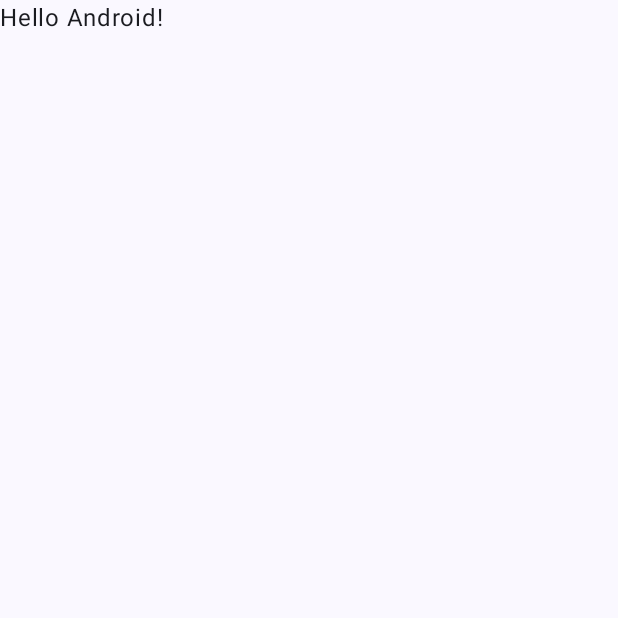
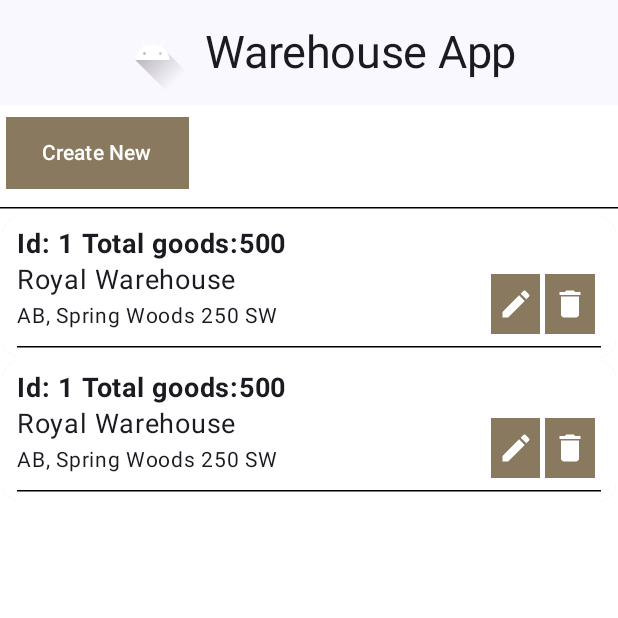
Before and after one commit to sandra-vera1/WarehouseApp, an Android app built with Jetpack Compose: the screen it shows after launch (MainActivity), on a phone screen of 412 x 824 dp, the top half of it. Before the commit the part shown is almost empty. Run offline under Robolectric (Android 15) with nearby library versions, the phone set to English and light mode, and no system bars.

Commit message:
Added Warehouses List page V1

```diff
--- /dev/null
+++ b/app/src/main/java/com/example/warehouseapp/GoodsListScreen.kt
@@ -0,0 +1 @@
+package com.example.warehouseapp
--- a/app/src/main/java/com/example/warehouseapp/MainActivity.kt
+++ b/app/src/main/java/com/example/warehouseapp/MainActivity.kt
@@ -4,13 +4,17 @@ import android.os.Bundle
 import androidx.activity.ComponentActivity
 import androidx.activity.compose.setContent
 import androidx.activity.enableEdgeToEdge
+import androidx.compose.foundation.layout.Column
+import androidx.compose.foundation.layout.Spacer
 import androidx.compose.foundation.layout.fillMaxSize
+import androidx.compose.foundation.layout.height
 import androidx.compose.foundation.layout.padding
 import androidx.compose.material3.Scaffold
 import androidx.compose.material3.Text
 import androidx.compose.runtime.Composable
 import androidx.compose.ui.Modifier
 import androidx.compose.ui.tooling.preview.Preview
+import androidx.compose.ui.unit.dp
 import com.example.warehouseapp.ui.theme.WarehouseAppTheme
 
 class MainActivity : ComponentActivity() {
@@ -20,28 +24,21 @@ class MainActivity : ComponentActivity() {
         setContent {
             WarehouseAppTheme {
                 Scaffold(modifier = Modifier.fillMaxSize()) { innerPadding ->
-                    Greeting(
-                        name = "Android",
-                        modifier = Modifier.padding(innerPadding)
-                    )
+                    Column(modifier = Modifier.padding(innerPadding)){
+                        WarehousesListScreen()
+                    }
                 }
             }
         }
     }
 }
 
-@Composable
-fun Greeting(name: String, modifier: Modifier = Modifier) {
-    Text(
-        text = "Hello $name!",
-        modifier = modifier
-    )
-}
+
 
 @Preview(showBackground = true)
 @Composable
 fun GreetingPreview() {
     WarehouseAppTheme {
-        Greeting("Android")
+        WarehousesListScreen()
     }
 }
--- /dev/null
+++ b/app/src/main/java/com/example/warehouseapp/WarehouseViewModel.kt
@@ -0,0 +1,6 @@
+package com.example.warehouseapp
+
+import androidx.lifecycle.ViewModel
+
+class WarehouseViewModel : ViewModel(){
+}
--- /dev/null
+++ b/app/src/main/java/com/example/warehouseapp/WarehousesListScreen.kt
@@ -0,0 +1,270 @@
+package com.example.warehouseapp
+
+import androidx.annotation.StringRes
+import androidx.compose.animation.animateContentSize
+import androidx.compose.animation.core.Spring
+import androidx.compose.animation.core.spring
+import androidx.compose.foundation.Image
+import androidx.compose.foundation.background
+import androidx.compose.foundation.layout.Arrangement
+import androidx.compose.foundation.layout.Column
+import androidx.compose.foundation.layout.PaddingValues
+import androidx.compose.foundation.layout.Row
+import androidx.compose.foundation.layout.fillMaxSize
+import androidx.compose.foundation.layout.fillMaxWidth
+import androidx.compose.foundation.layout.height
+import androidx.compose.foundation.layout.padding
+import androidx.compose.foundation.layout.size
+import androidx.compose.foundation.layout.wrapContentWidth
+import androidx.compose.foundation.lazy.LazyColumn
+import androidx.compose.foundation.lazy.items
+import androidx.compose.material.icons.Icons
+import androidx.compose.material.icons.filled.Delete
+import androidx.compose.material.icons.filled.Edit
+import androidx.compose.material3.Button
+import androidx.compose.material3.ButtonDefaults
+import androidx.compose.material3.Card
+import androidx.compose.material3.CenterAlignedTopAppBar
+import androidx.compose.material3.ExperimentalMaterial3Api
+import androidx.compose.material3.HorizontalDivider
+import androidx.compose.material3.Icon
+import androidx.compose.material3.MaterialTheme
+import androidx.compose.material3.Scaffold
+import androidx.compose.material3.Text
+import androidx.compose.runtime.Composable
+import androidx.compose.ui.Alignment
+import androidx.compose.ui.Modifier
+import androidx.compose.ui.draw.clip
+import androidx.compose.ui.graphics.Color
+import androidx.compose.ui.graphics.RectangleShape
+import androidx.compose.ui.res.colorResource
+import androidx.compose.ui.res.dimensionResource
+import androidx.compose.ui.res.painterResource
+import androidx.compose.ui.res.stringResource
+import androidx.compose.ui.text.font.FontWeight
+import androidx.compose.ui.unit.dp
+import androidx.compose.ui.unit.sp
+import com.example.warehouseapp.data.Warehouse
+import com.example.warehouseapp.data.warehouses
+
+enum class WarehousesListScreen(@StringRes val title: Int){
+    Start(title = R.string.app_name)
+}
+
+@OptIn(ExperimentalMaterial3Api::class)
+@Composable
+fun WoofTopAppBar(){
+    CenterAlignedTopAppBar(
+        title = {
+            Row(
+                verticalAlignment = Alignment.CenterVertically
+            ){
+                Image(
+                    painter = painterResource(R.drawable.ic_launcher_foreground),
+                    contentDescription = null,
+                    modifier = Modifier.size(dimensionResource(R.dimen.image_size))
+                        .padding(dimensionResource(R.dimen.padding_small))
+                        .clip(MaterialTheme.shapes.small),
+
+                    )
+                Text(
+                    text = stringResource(R.string.app_name),
+                    style = MaterialTheme.typography.displayLarge,
+                    fontSize = 30.sp
+                )
+            }
+        }
+    )
+
+
+
+}
+
+@Composable
+fun WarehousesListScreen() {
+    val createNewWarehouse: () -> Unit = {
+        println("Create new warehouse") // TODO: Implement warehouse creation logic
+    }
+    Scaffold(
+        modifier = Modifier.fillMaxSize(),
+        topBar = {
+            WoofTopAppBar()
+        }
+    ) { innerPadding ->
+        Column(
+            modifier = Modifier
+                .fillMaxSize()
+                .padding(innerPadding)
+                .background(
+                    color = Color.White
+                )
+        ) {
+            CreateNewButton(createNewWarehouse)
+            HorizontalDivider(
+                color = Color.Black,
+                thickness = 1.dp,
+                modifier = Modifier.padding(vertical = 4.dp)
+            )
+            LazyColumn(
+                modifier = Modifier.fillMaxSize()
+            ) {
+                items(warehouses) { warehouse ->
+                    DogItem(
+                        warehouse = warehouse,
+                        modifier = Modifier.padding(1.dp)
+                    )
+                }
+            }
+        }
+    }
+}
+
+@Composable
+fun DogItem(
+    warehouse : Warehouse,
+    modifier: Modifier=Modifier
+){
+    val editWarehouse: (Int) -> Unit = { id ->
+        println("Edit clicked for warehouse ID: $id")//TODO Edit warehouse
+    }
+    val deleteWarehouse: (Int) -> Unit = { id ->
+        println("Delete clicked for warehouse ID: $id")//TODO Delete warehouse
+    }
+
+    Card(
+        modifier=modifier
+    ){
+        Column(
+            modifier = Modifier
+                .animateContentSize(
+                    animationSpec = spring(
+                        dampingRatio = Spring.DampingRatioHighBouncy,
+                        stiffness = Spring.StiffnessLow
+                    )
+                )
+                .background(
+                    color = Color.White
+                )
+                .padding(horizontal = 10.dp, vertical = 6.dp),
+
+        )
+        {
+            Row(modifier = Modifier.fillMaxWidth()) {
+                TopInformation(1, 500)
+            }
+
+            Row(modifier = Modifier.fillMaxWidth()) {
+                Column(modifier = Modifier.weight(0.80f)) {
+                    BottomInformation("Royal Warehouse", "AB, Spring Woods 250 SW")
+                }
+                Column(modifier = Modifier.weight(0.20f)) {
+                    ActionButtons(1, editWarehouse, deleteWarehouse)
+                }
+            }
+
+            HorizontalDivider(color = Color.Black, thickness = 1.dp)
+        }
+    }
+}
+
+@Composable
+fun TopInformation(
+    id: Int,
+    totalGoods: Int
+) {
+    Column{
+        Text(text = "Id: $id Total goods:$totalGoods",//stringResource(dogAge), TODO: SVG
+            fontSize = 18.sp,
+            fontWeight = FontWeight.Bold
+        )
+    }
+}
+
+@Composable
+fun BottomInformation(
+    fullName: String,
+    fullAddress: String,
+) {
+    Column{
+        Row(modifier = Modifier.fillMaxWidth()) {
+            Text(text = fullName,
+                fontSize = 18.sp
+            )
+        }
+        Row(modifier = Modifier.fillMaxWidth()) {
+            Text(text = fullAddress,
+                fontSize = 14.sp
+            )
+        }
+    }
+}
+
+
+@Composable
+fun ActionButtons(
+    id: Int,
+    editWarehouse: (Int) -> Unit,
+    deleteWarehouse: (Int) -> Unit
+) {
+    val buttonColor = colorResource(id = R.color.brown)
+    Row(
+        modifier = Modifier
+            .fillMaxWidth()
+            .padding(horizontal = 4.dp, vertical = 8.dp),
+        horizontalArrangement = Arrangement.spacedBy(4.dp)
+    ) {
+        Button(
+            onClick = { editWarehouse(id) },
+            modifier = Modifier
+                .weight(0.50f)
+                .height(40.dp),
+            colors = ButtonDefaults.buttonColors(containerColor = buttonColor),
+            shape = RectangleShape,
+            contentPadding = PaddingValues(3.dp)
+        ) {
+            Icon(
+                imageVector = Icons.Default.Edit,
+                contentDescription = "Edit",
+                tint = Color.White
+            )
+        }
+
+        Button(
+            onClick = { deleteWarehouse(id) },
+            modifier = Modifier
+                .weight(0.50f)
+                .height(40.dp),
+            colors = ButtonDefaults.buttonColors(containerColor = buttonColor),
+            shape = RectangleShape,
+            contentPadding = PaddingValues(3.dp)
+        ) {
+            Icon(
+                imageVector = Icons.Default.Delete,
+                contentDescription = "Delete",
+                tint = Color.White
+            )
+        }
+    }
+}
+
+@Composable
+fun CreateNewButton(onClick: () -> Unit) {
+    val buttonColor = colorResource(id = R.color.brown)
+    Row(
+        modifier = Modifier
+            .fillMaxWidth()
+            .padding(horizontal = 4.dp, vertical = 8.dp),
+        horizontalArrangement = Arrangement.spacedBy(4.dp)
+    ){
+        Button(
+            onClick = onClick,
+            modifier = Modifier
+                .wrapContentWidth()
+                .height(48.dp),
+            shape = RectangleShape,
+            colors = ButtonDefaults.buttonColors(containerColor = buttonColor)
+        ) {
+            Text(text = "Create New", color = Color.White)
+        }
+    }
+}
--- /dev/null
+++ b/app/src/main/java/com/example/warehouseapp/data/Warehouse.kt
@@ -0,0 +1,28 @@
+package com.example.warehouseapp.data
+
+import androidx.annotation.DrawableRes
+import androidx.annotation.IntegerRes
+import androidx.annotation.StringRes
+import com.example.warehouseapp.R
+
+data class Warehouse(
+    val id: Int,
+    @StringRes val name: Int,
+    @StringRes val province: Int,
+    @StringRes val locationAddress: Int
+)
+
+val warehouses = listOf(
+    Warehouse(
+        id = 1,
+        name = R.string.warehouse_name_1,
+        province = R.string.province_1,
+        locationAddress = R.string.location_1
+    ),
+    Warehouse(
+        id = 2,
+        name = R.string.warehouse_name_2,
+        province = R.string.province_2,
+        locationAddress = R.string.location_2
+    )
+)
--- a/app/src/main/res/values/colors.xml
+++ b/app/src/main/res/values/colors.xml
@@ -7,4 +7,5 @@
     <color name="teal_700">#FF018786</color>
     <color name="black">#FF000000</color>
     <color name="white">#FFFFFFFF</color>
+    <color name="brown">#897A5F</color>
 </resources>
--- /dev/null
+++ b/app/src/main/res/values/dimension.xml
@@ -0,0 +1,6 @@
+<?xml version="1.0" encoding="utf-8"?>
+<resources>
+    <dimen name="padding_small">8dp</dimen>
+    <dimen name="padding_medium">16dp</dimen>
+    <dimen name="image_size">70dp</dimen>
+</resources>
--- a/app/src/main/res/values/strings.xml
+++ b/app/src/main/res/values/strings.xml
@@ -1,3 +1,9 @@
 <resources>
-    <string name="app_name">WarehouseApp</string>
+    <string name="app_name">Warehouse App</string>
+    <string name="warehouse_name_1">Main Warehouse</string>
+    <string name="province_1">Ontario</string>
+    <string name="location_1">123 Main St, Toronto</string>
+    <string name="warehouse_name_2">Backup Warehouse</string>
+    <string name="province_2">British Columbia</string>
+    <string name="location_2">456 Second Ave, Vancouver</string>
 </resources>
```
